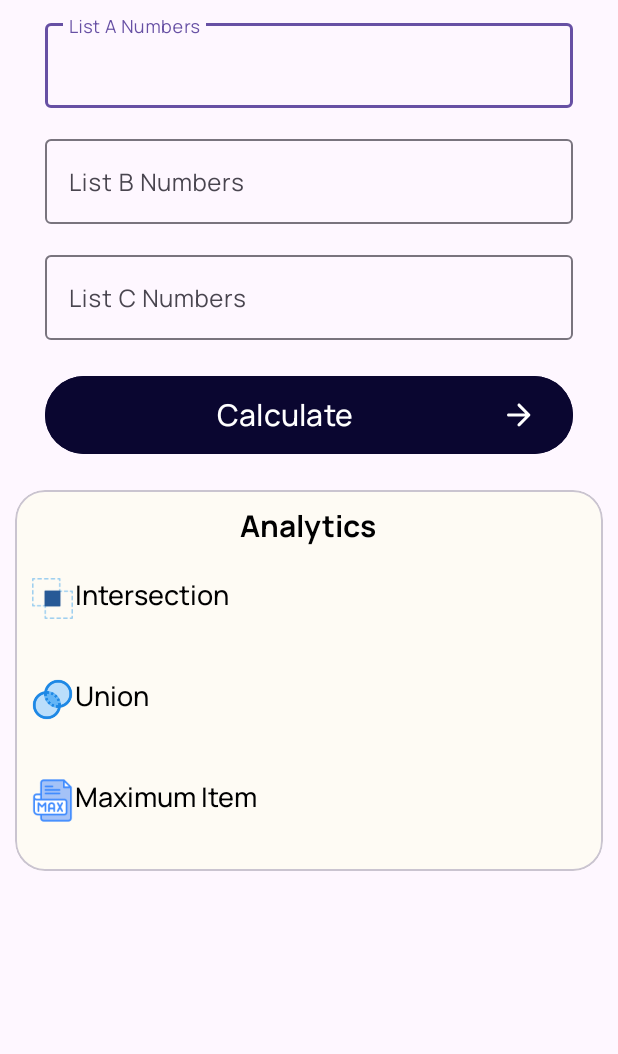
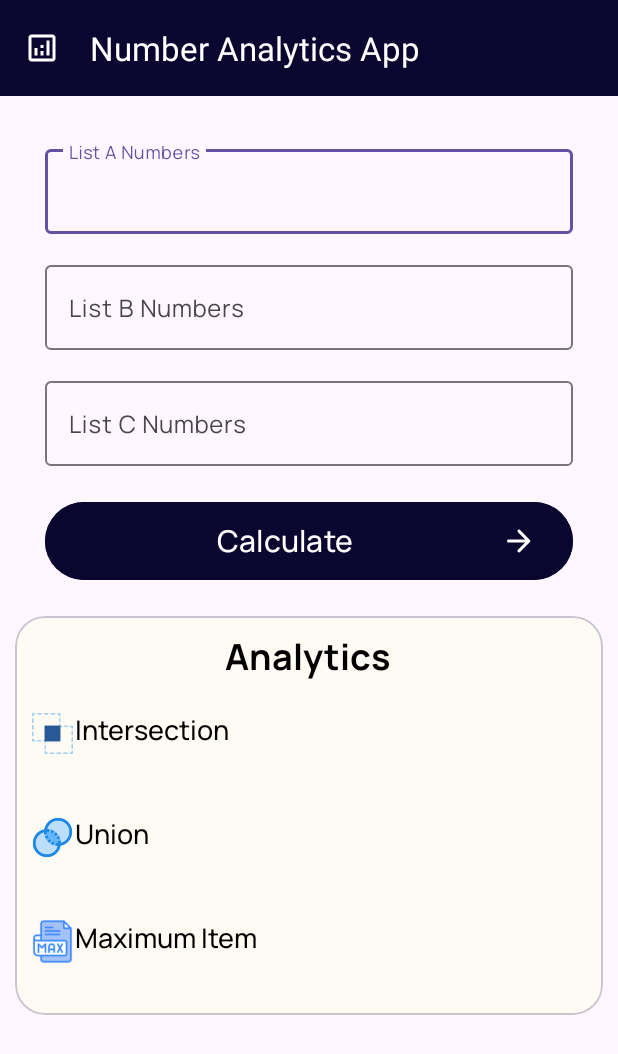
Before and after one commit to jayneeel/NumberAnalytics, an Android app: the layout activity_main.xml on its own in the app's theme, with its tools: preview values and no code run, on a phone screen of 412 x 824 dp. Shown: the top 1054 px of the screen. Run offline under Robolectric (Android 15) with nearby library versions, the phone set to English and light mode, and no system bars.

```diff
--- /dev/null
+++ b/app/src/main/res/drawable/analytics.xml
@@ -0,0 +1,13 @@
+<vector xmlns:android="http://schemas.android.com/apk/res/android" android:height="24dp" android:tint="#FFFFFF" android:viewportHeight="24" android:viewportWidth="24" android:width="24dp">
+
+    <path android:fillColor="@android:color/white" android:pathData="M19,3H5C3.9,3 3,3.9 3,5v14c0,1.1 0.9,2 2,2h14c1.1,0 2,-0.9 2,-2V5C21,3.9 20.1,3 19,3zM19,19H5V5h14V19z"/>
+
+    <path android:fillColor="@android:color/white" android:pathData="M7,12h2v5h-2z"/>
+
+    <path android:fillColor="@android:color/white" android:pathData="M15,7h2v10h-2z"/>
+
+    <path android:fillColor="@android:color/white" android:pathData="M11,14h2v3h-2z"/>
+
+    <path android:fillColor="@android:color/white" android:pathData="M11,10h2v2h-2z"/>
+
+</vector>
--- a/app/src/main/res/layout/activity_main.xml
+++ b/app/src/main/res/layout/activity_main.xml
@@ -7,11 +7,23 @@
     android:layout_height="match_parent"
     tools:context=".MainActivity">
 
+    <com.google.android.material.appbar.MaterialToolbar
+        android:layout_width="match_parent"
+        android:layout_height="wrap_content"
+        app:title="Number Analytics App"
+        app:titleTextColor="@color/white"
+        android:id="@+id/action_bar"
+        app:navigationIcon="@drawable/analytics"
+        android:background="@color/primary_accent"
+        android:layout_alignParentTop="true"/>
+
     <LinearLayout
         android:layout_width="match_parent"
         android:layout_height="wrap_content"
         android:orientation="vertical"
         android:id="@+id/input_area"
+        android:layout_marginTop="20dp"
+        android:layout_below="@id/action_bar"
         android:padding="10dp"
         android:gravity="center"
         android:layout_centerHorizontal="true">
@@ -118,7 +130,7 @@
                     android:layout_gravity="center"
                     android:textColor="@color/black"
                     android:textFontWeight="600"
-                    android:textSize="20dp"/>
+                    android:textSize="24dp"/>
 
             <LinearLayout
                 android:layout_width="match_parent"
@@ -143,12 +155,12 @@
             </LinearLayout>
 
                 <TextView
+                    android:id="@+id/result1"
                     android:layout_width="match_parent"
                     android:layout_height="wrap_content"
-                    android:fontFamily="@font/manrope"
-                    android:textSize="16dp"
+                    android:fontFamily="@font/manrope_bold"
                     android:textColor="#121515"
-                    android:id="@+id/result1"/>
+                    android:textSize="18sp" />
 
                 <LinearLayout
                     android:layout_width="wrap_content"
@@ -172,12 +184,12 @@
                 </LinearLayout>
 
                 <TextView
+                    android:id="@+id/result2"
                     android:layout_width="match_parent"
                     android:layout_height="wrap_content"
-                    android:fontFamily="@font/manrope"
-                    android:textSize="16dp"
+                    android:fontFamily="@font/manrope_bold"
                     android:textColor="#121515"
-                    android:id="@+id/result2"/>
+                    android:textSize="18sp" />
 
             <LinearLayout
                 android:layout_width="wrap_content"
@@ -201,12 +213,12 @@
             </LinearLayout>
 
                 <TextView
+                    android:id="@+id/result3"
                     android:layout_width="match_parent"
                     android:layout_height="wrap_content"
-                    android:fontFamily="@font/manrope"
-                    android:textSize="16dp"
+                    android:fontFamily="@font/manrope_bold"
                     android:textColor="#121515"
-                    android:id="@+id/result3"/>
+                    android:textSize="18sp" />
 
             </LinearLayout>
 
```
Also changed, not shown: app/src/main/java/com/example/numberanalytics/MainActivity.kt (+41 -6 lines).
